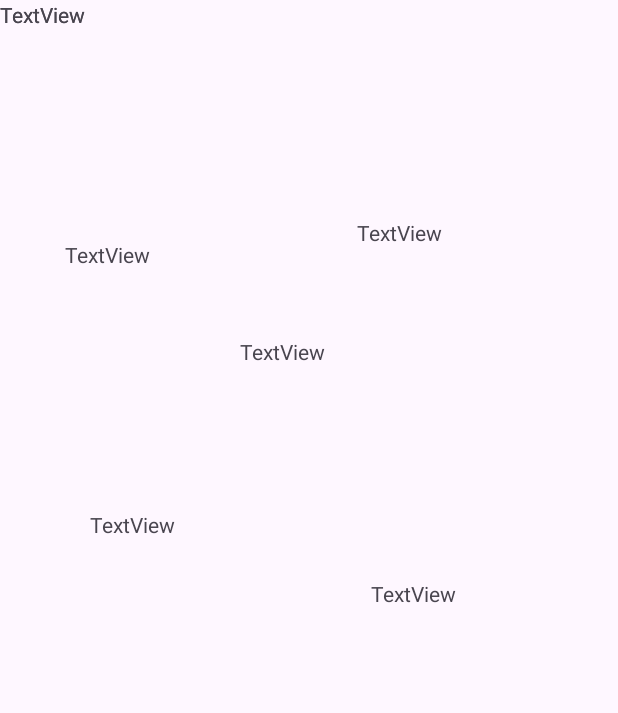
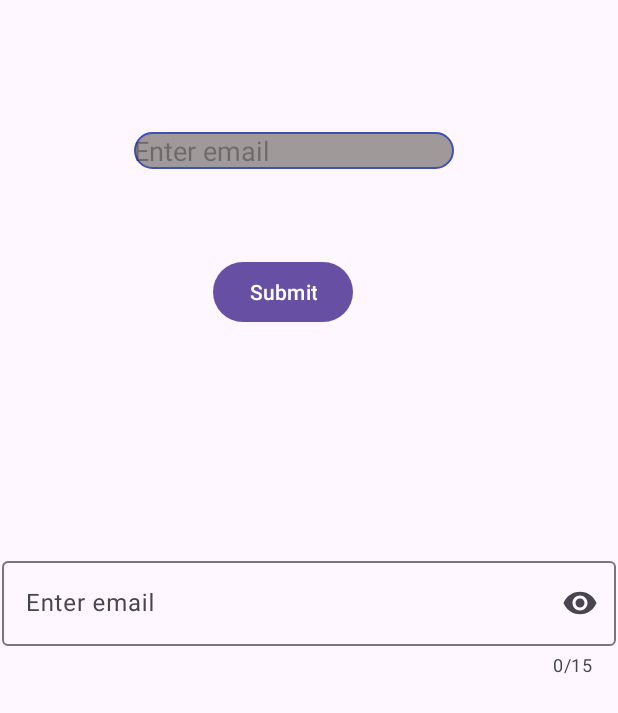
Before and after one commit to Sprajapati123/35ABCD, an Android app: the screen it shows after launch (MainActivity before the commit, FormActivity after it), on a phone screen of 412 x 824 dp. Shown: the top 713 px of the screen. Run offline under Robolectric (Android 15) with nearby library versions, the phone set to English and light mode, and no system bars.

Commit message:
taking user input

```diff
--- a/app/src/main/AndroidManifest.xml
+++ b/app/src/main/AndroidManifest.xml
@@ -1,7 +1,6 @@
 <?xml version="1.0" encoding="utf-8"?>
 <manifest xmlns:android="http://schemas.android.com/apk/res/android"
     xmlns:tools="http://schemas.android.com/tools">
-
 
     <application
         android:allowBackup="true"
@@ -14,8 +13,17 @@
         android:theme="@style/Theme.Basics"
         tools:targetApi="31">
         <activity
+            android:name=".FormActivity"
+            android:exported="true">
+            <intent-filter>
+                <action android:name="android.intent.action.MAIN" />
+
+                <category android:name="android.intent.category.LAUNCHER" />
+            </intent-filter>
+        </activity>
+        <activity
             android:name=".RadioActivity"
-            android:exported="true" >
+            android:exported="true">
             <intent-filter>
                 <action android:name="android.intent.action.MAIN" />
 
@@ -24,7 +32,7 @@
         </activity>
         <activity
             android:name=".ImageActivity"
-            android:exported="true"></activity>
+            android:exported="true" />
         <activity
             android:name=".MainActivity"
             android:exported="true">
--- /dev/null
+++ b/app/src/main/java/com/example/basics/FormActivity.kt
@@ -0,0 +1,39 @@
+package com.example.basics
+
+import android.os.Bundle
+import android.widget.Button
+import android.widget.EditText
+import android.widget.TextView
+import androidx.activity.enableEdgeToEdge
+import androidx.appcompat.app.AppCompatActivity
+import androidx.core.view.ViewCompat
+import androidx.core.view.WindowInsetsCompat
+
+class FormActivity : AppCompatActivity() {
+    lateinit var editText: EditText
+    lateinit var button: Button
+    lateinit var textView: TextView
+
+
+    override fun onCreate(savedInstanceState: Bundle?) {
+        super.onCreate(savedInstanceState)
+        enableEdgeToEdge()
+        setContentView(R.layout.activity_form)
+
+        editText = findViewById(R.id.editEmail)
+        button = findViewById(R.id.btnSubmit)
+        textView = findViewById(R.id.display)
+
+        button.setOnClickListener {
+            val email : String = editText.text.toString()
+            textView.text = email
+        }
+
+
+        ViewCompat.setOnApplyWindowInsetsListener(findViewById(R.id.main)) { v, insets ->
+            val systemBars = insets.getInsets(WindowInsetsCompat.Type.systemBars())
+            v.setPadding(systemBars.left, systemBars.top, systemBars.right, systemBars.bottom)
+            insets
+        }
+    }
+}
--- a/app/src/main/java/com/example/basics/RadioActivity.kt
+++ b/app/src/main/java/com/example/basics/RadioActivity.kt
@@ -15,7 +15,7 @@ class RadioActivity : AppCompatActivity() {
     lateinit var radioGrapes: RadioButton
     lateinit var imageViewRadio: ImageView
 
-    @SuppressLint("MissingInflatedId")
+
     override fun onCreate(savedInstanceState: Bundle?) {
         super.onCreate(savedInstanceState)
         enableEdgeToEdge()
--- /dev/null
+++ b/app/src/main/res/drawable/sample_shape.xml
@@ -0,0 +1,10 @@
+<?xml version="1.0" encoding="utf-8"?>
+<shape xmlns:android="http://schemas.android.com/apk/res/android"
+    android:shape="rectangle">
+
+    <corners android:radius="15dp" />
+    <stroke
+        android:width="1dp"
+        android:color="@color/blue" />
+    <solid android:color="@color/grey" />
+</shape>
--- /dev/null
+++ b/app/src/main/res/layout/activity_form.xml
@@ -0,0 +1,71 @@
+<?xml version="1.0" encoding="utf-8"?>
+<androidx.constraintlayout.widget.ConstraintLayout xmlns:android="http://schemas.android.com/apk/res/android"
+    xmlns:app="http://schemas.android.com/apk/res-auto"
+    xmlns:tools="http://schemas.android.com/tools"
+    android:id="@+id/main"
+    android:layout_width="match_parent"
+    android:layout_height="match_parent"
+    tools:context=".FormActivity">
+
+    <EditText
+        android:background="@drawable/sample_shape"
+        android:id="@+id/editEmail"
+        android:layout_width="wrap_content"
+        android:layout_height="wrap_content"
+        android:layout_marginStart="89dp"
+        android:layout_marginTop="88dp"
+        android:layout_marginEnd="113dp"
+        android:ems="10"
+        android:inputType="text"
+        android:hint="Enter email"
+        app:layout_constraintEnd_toEndOf="parent"
+        app:layout_constraintHorizontal_bias="0.0"
+        app:layout_constraintStart_toStartOf="parent"
+        app:layout_constraintTop_toTopOf="parent" />
+
+    <Button
+        android:id="@+id/btnSubmit"
+        android:layout_width="wrap_content"
+        android:layout_height="wrap_content"
+        android:layout_marginStart="143dp"
+        android:layout_marginTop="58dp"
+        android:layout_marginEnd="178dp"
+        android:text="Submit"
+        app:layout_constraintEnd_toEndOf="parent"
+        app:layout_constraintStart_toStartOf="parent"
+        app:layout_constraintTop_toBottomOf="@+id/editEmail" />
+
+    <TextView
+        android:id="@+id/display"
+        android:layout_width="wrap_content"
+        android:layout_height="wrap_content"
+        android:layout_marginStart="163dp"
+        android:layout_marginTop="74dp"
+        android:layout_marginEnd="190dp"
+        app:layout_constraintEnd_toEndOf="parent"
+        app:layout_constraintStart_toStartOf="parent"
+        app:layout_constraintTop_toBottomOf="@+id/btnSubmit" />
+
+    <com.google.android.material.textfield.TextInputLayout
+        android:id="@+id/newText"
+        android:layout_width="409dp"
+        android:layout_height="wrap_content"
+        android:layout_marginStart="1dp"
+        app:counterEnabled="true"
+        app:endIconMode="password_toggle"
+        app:counterMaxLength="15"
+        android:layout_marginTop="150dp"
+        android:layout_marginEnd="1dp"
+        app:layout_constraintEnd_toEndOf="parent"
+        app:layout_constraintStart_toStartOf="parent"
+        app:layout_constraintTop_toBottomOf="@+id/btnSubmit">
+
+        <com.google.android.material.textfield.TextInputEditText
+            android:layout_width="match_parent"
+            android:inputType="textPassword"
+            android:layout_height="wrap_content"
+            android:hint="Enter email" />
+    </com.google.android.material.textfield.TextInputLayout>
+
+
+</androidx.constraintlayout.widget.ConstraintLayout>
--- a/app/src/main/res/values/colors.xml
+++ b/app/src/main/res/values/colors.xml
@@ -2,4 +2,7 @@
 <resources>
     <color name="black">#FF000000</color>
     <color name="white">#FFFFFFFF</color>
+    <color name="blue">#3F51B5</color>
+    <color name="red">#A20515</color>
+    <color name="grey">#A0999A</color>
 </resources>
```
